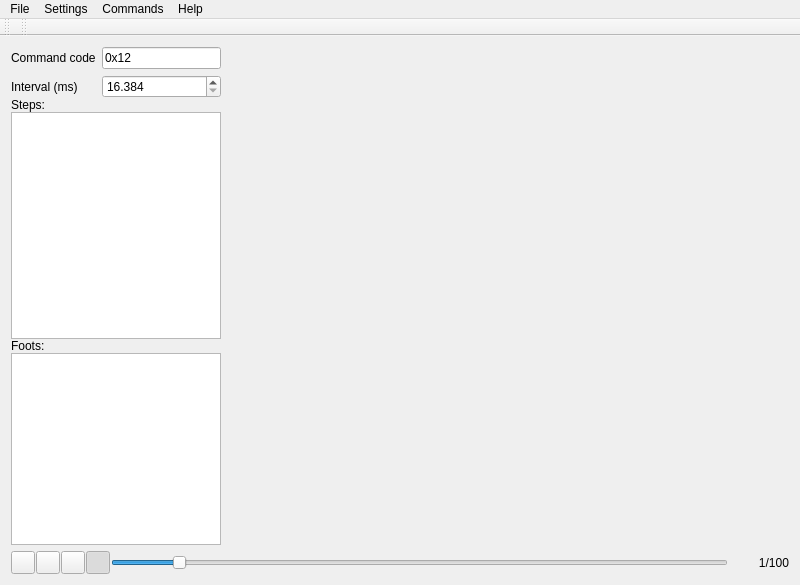
sergeyroots/SpiderBot, file SpiderBotModel/spbmainwindow.ui: the form before one commit.
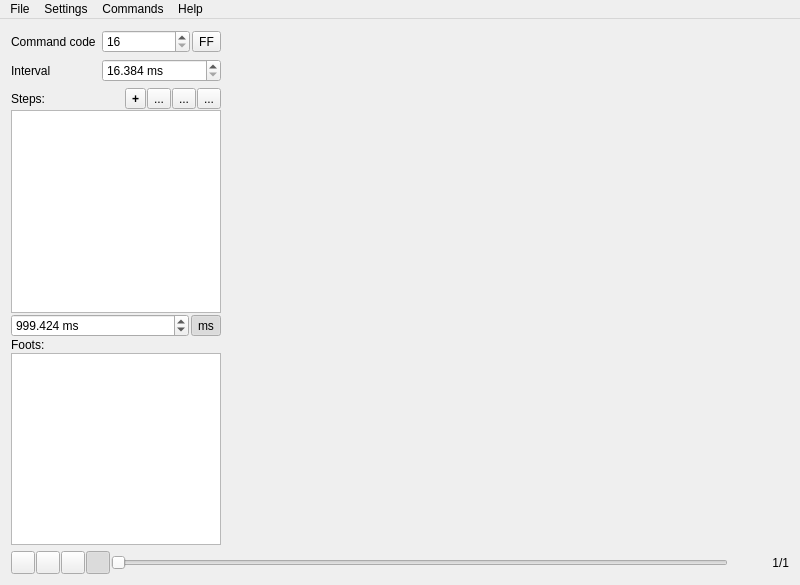
The form after the commit.

```diff
--- a/SpiderBotModel/spbmainwindow.ui
+++ b/SpiderBotModel/spbmainwindow.ui
@@ -18,9 +18,9 @@
     <item>
      <layout class="QHBoxLayout" name="horizontalLayout" stretch="0,1">
       <item>
-       <layout class="QVBoxLayout" name="verticalLayout_2" stretch="0,0,1,0,0">
+       <layout class="QVBoxLayout" name="verticalLayout_2" stretch="0,0,1,0,0,0">
         <property name="spacing">
-         <number>0</number>
+         <number>1</number>
         </property>
         <item>
          <layout class="QFormLayout" name="formLayout">
@@ -31,35 +31,10 @@
             </property>
            </widget>
           </item>
-          <item row="0" column="1">
-           <widget class="QLineEdit" name="leCCode">
-            <property name="sizePolicy">
-             <sizepolicy hsizetype="Minimum" vsizetype="Fixed">
-              <horstretch>0</horstretch>
-              <verstretch>0</verstretch>
-             </sizepolicy>
-            </property>
-            <property name="minimumSize">
-             <size>
-              <width>50</width>
-              <height>0</height>
-             </size>
-            </property>
-            <property name="maximumSize">
-             <size>
-              <width>16777215</width>
-              <height>16777215</height>
-             </size>
-            </property>
-            <property name="text">
-             <string>0x12</string>
-            </property>
-           </widget>
-          </item>
           <item row="1" column="0">
            <widget class="QLabel" name="label_2">
             <property name="text">
-             <string>Interval (ms)</string>
+             <string>Interval</string>
             </property>
            </widget>
           </item>
@@ -77,6 +52,9 @@
               <height>16777215</height>
              </size>
             </property>
+            <property name="suffix">
+             <string> ms</string>
+            </property>
             <property name="decimals">
              <number>3</number>
             </property>
@@ -97,14 +75,92 @@
             </property>
            </widget>
           </item>
+          <item row="0" column="1">
+           <layout class="QHBoxLayout" name="hlCCode">
+            <property name="spacing">
+             <number>2</number>
+            </property>
+            <item>
+             <widget class="QSpinBox" name="sbCCode">
+              <property name="minimum">
+               <number>16</number>
+              </property>
+              <property name="maximum">
+               <number>254</number>
+              </property>
+             </widget>
+            </item>
+            <item>
+             <widget class="QToolButton" name="bCCodeHex">
+              <property name="toolTip">
+               <string>View command code as hex value</string>
+              </property>
+              <property name="text">
+               <string>FF</string>
+              </property>
+              <property name="checkable">
+               <bool>true</bool>
+              </property>
+              <property name="checked">
+               <bool>false</bool>
+              </property>
+             </widget>
+            </item>
+           </layout>
+          </item>
          </layout>
         </item>
         <item>
-         <widget class="QLabel" name="label_4">
-          <property name="text">
-           <string>Steps:</string>
+         <layout class="QHBoxLayout" name="horizontalLayout_3">
+          <property name="spacing">
+           <number>1</number>
           </property>
-         </widget>
+          <property name="topMargin">
+           <number>5</number>
+          </property>
+          <item>
+           <widget class="QLabel" name="label_4">
+            <property name="text">
+             <string>Steps:</string>
+            </property>
+           </widget>
+          </item>
+          <item>
+           <widget class="QToolButton" name="bCmdPosAdd">
+            <property name="font">
+             <font>
+              <weight>75</weight>
+              <bold>true</bold>
+              <kerning>false</kerning>
+             </font>
+            </property>
+            <property name="text">
+             <string>+</string>
+            </property>
+           </widget>
+          </item>
+          <item>
+           <widget class="QToolButton" name="bCmdPosDel">
+            <property name="text">
+             <string>...</string>
+            </property>
+           </widget>
+          </item>
+          <item>
+           <widget class="QToolButton" name="bCmdPosUp">
+            <property name="text">
+             <string>...</string>
+            </property>
+           </widget>
+          </item>
+          <item>
+           <widget class="QToolButton" name="bCmdPosDown">
+            <property name="text">
+             <string>...</string>
+            </property>
+           </widget>
+          </item>
+         </layout>
         </item>
         <item>
          <widget class="QListWidget" name="lwCmdStepList">
@@ -122,6 +178,48 @@
           </property>
          </widget>
         </item>
+        <item>
+         <layout class="QHBoxLayout" name="horizontalLayout_4">
+          <property name="spacing">
+           <number>2</number>
+          </property>
+          <item>
+           <widget class="QDoubleSpinBox" name="sbStepTimeVal">
+            <property name="suffix">
+             <string> ms</string>
+            </property>
+            <property name="decimals">
+             <number>3</number>
+            </property>
+            <property name="minimum">
+             <double>16.384000000000000</double>
+            </property>
+            <property name="maximum">
+             <double>1000.000000000000000</double>
+            </property>
+            <property name="singleStep">
+             <double>16.384000000000000</double>
+            </property>
+            <property name="value">
+             <double>999.423999999999978</double>
+            </property>
+           </widget>
+          </item>
+          <item>
+           <widget class="QToolButton" name="bStepTime">
+            <property name="text">
+             <string>ms</string>
+            </property>
+            <property name="checkable">
+             <bool>true</bool>
+            </property>
+            <property name="checked">
+             <bool>true</bool>
+            </property>
+           </widget>
+          </item>
+         </layout>
+        </item>
         <item>
          <widget class="QLabel" name="label_3">
           <property name="text">
@@ -196,11 +294,14 @@
       </item>
       <item>
        <widget class="QSlider" name="sTiming">
+        <property name="minimum">
+         <number>1</number>
+        </property>
         <property name="maximum">
-         <number>99</number>
+         <number>1</number>
         </property>
         <property name="value">
-         <number>10</number>
+         <number>1</number>
         </property>
         <property name="orientation">
          <enum>Qt::Horizontal</enum>
@@ -228,7 +329,7 @@
          </size>
         </property>
         <property name="text">
-         <string>1/100</string>
+         <string>1/1</string>
         </property>
         <property name="alignment">
          <set>Qt::AlignRight|Qt::AlignTrailing|Qt::AlignVCenter</set>
@@ -278,25 +379,6 @@
    <addaction name="menuCommands"/>
    <addaction name="menuHelp"/>
   </widget>
-  <widget class="QToolBar" name="mainToolBar">
-   <attribute name="toolBarArea">
-    <enum>TopToolBarArea</enum>
-   </attribute>
-   <attribute name="toolBarBreak">
-    <bool>false</bool>
-   </attribute>
-  </widget>
-  <widget class="QToolBar" name="toolBar">
-   <property name="windowTitle">
-    <string>toolBar</string>
-   </property>
-   <attribute name="toolBarArea">
-    <enum>TopToolBarArea</enum>
-   </attribute>
-   <attribute name="toolBarBreak">
-    <bool>false</bool>
-   </attribute>
-  </widget>
   <action name="actionOpen_project">
    <property name="text">
     <string>Open project</string>
```
Left out of the diff: 5 changed lines with no effect on the pictures.
